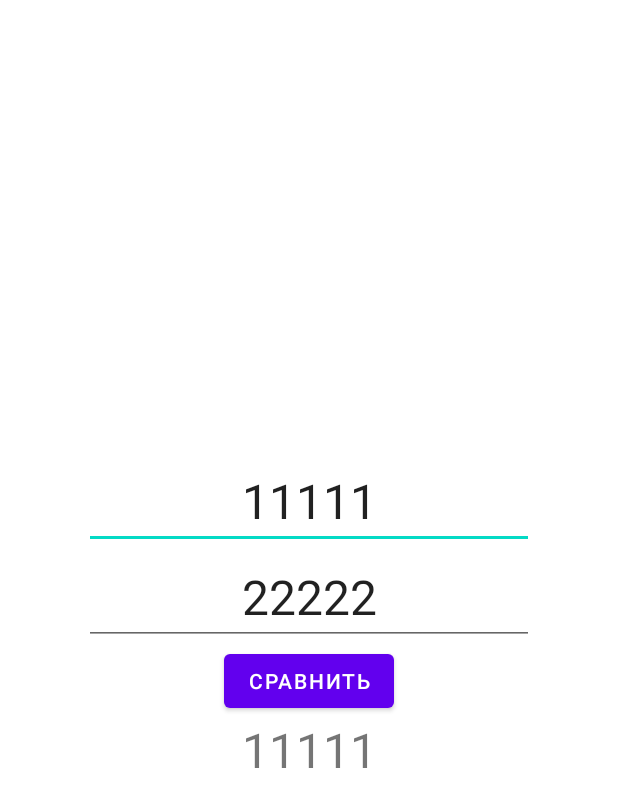
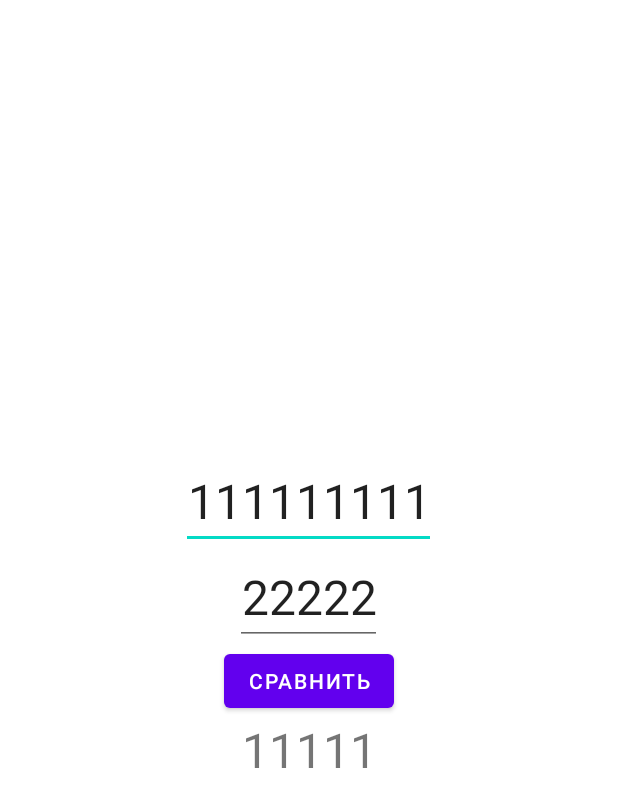
Before and after one commit to Greg2089/EqualNumbers, an Android app: the layout activity_main.xml on its own in the app's theme, with its tools: preview values and no code run, on a phone screen of 412 x 824 dp. Shown: the top 807 px of the screen. Run offline under Robolectric (Android 15) with nearby library versions, the phone set to English and light mode, and no system bars.

Commit message:
3.1) Finish (size добавил в ресурсы)

```diff
--- a/app/src/main/res/layout/activity_main.xml
+++ b/app/src/main/res/layout/activity_main.xml
@@ -10,16 +10,16 @@
 
     <EditText
         android:id="@+id/firstET"
-        android:layout_width="300dp"
+        android:layout_width="wrap_content"
         android:layout_height="wrap_content"
         android:gravity="center"
         android:inputType="number"
         android:textSize="@dimen/size_all"
-        tools:text="11111" />
+        tools:text="111111111" />
 
     <EditText
         android:id="@+id/secondET"
-        android:layout_width="300dp"
+        android:layout_width="wrap_content"
         android:layout_height="wrap_content"
         android:gravity="center"
         android:inputType="number"
```
